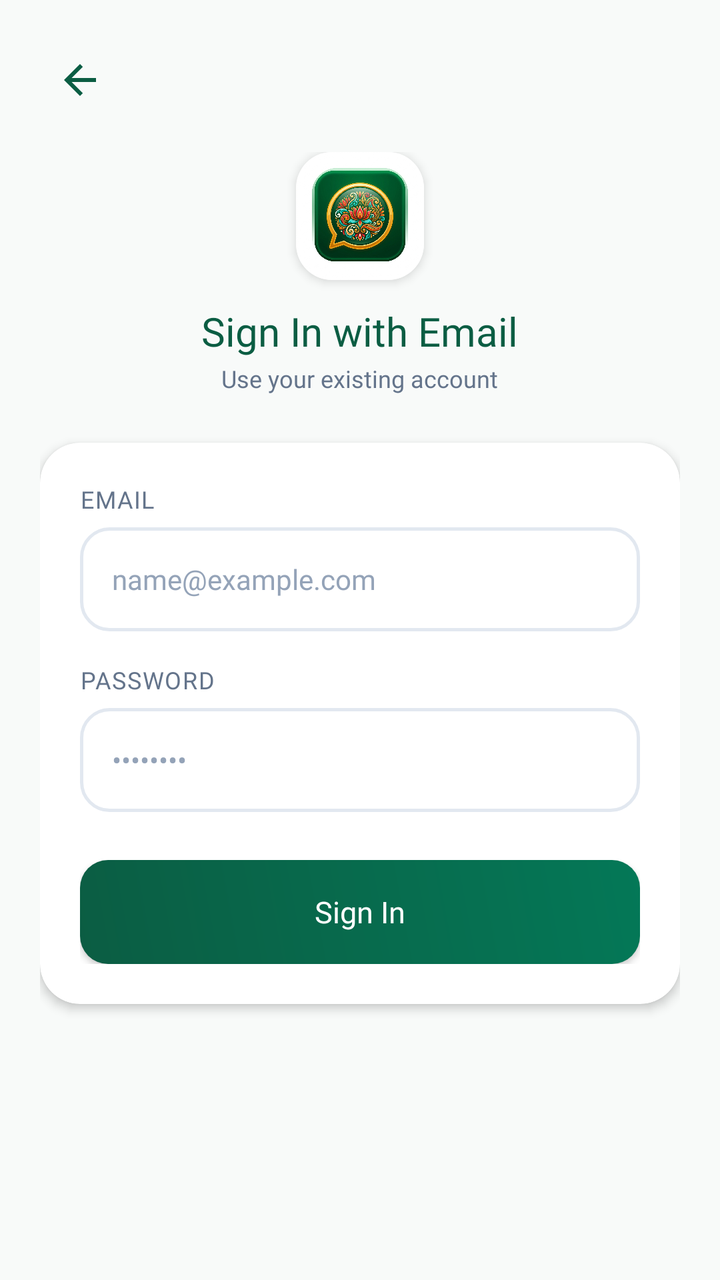
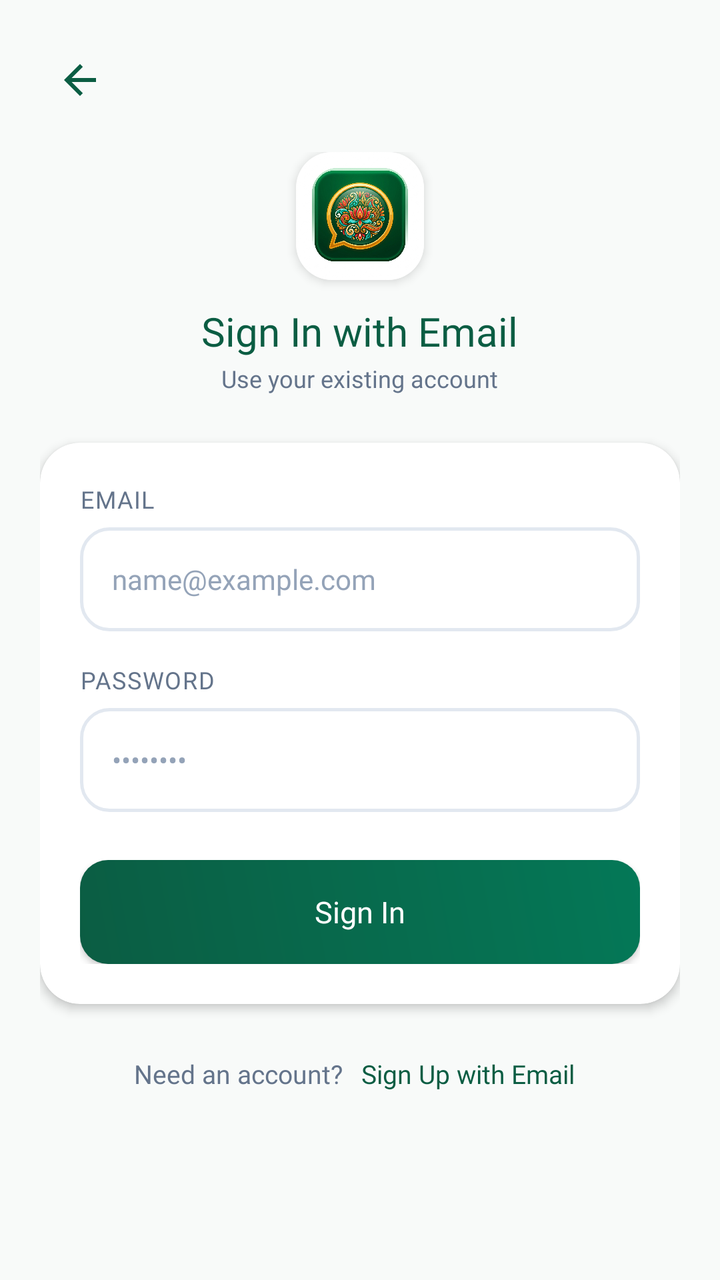

Two renders of the same Android screen: before a commit and after it. Below are the layout's source before the change and the commit's diff.
<!-- AndroidManifest.xml: application theme Theme.KotharBaksho -->
<!-- res/layout/activity_email_login.xml -->
<?xml version="1.0" encoding="utf-8"?>
<ScrollView xmlns:android="http://schemas.android.com/apk/res/android"
    xmlns:app="http://schemas.android.com/apk/res-auto"
    xmlns:tools="http://schemas.android.com/tools"
    android:layout_width="match_parent"
    android:layout_height="match_parent"
    android:background="@color/bg_main"
    android:fillViewport="true">

    <androidx.constraintlayout.widget.ConstraintLayout
        android:layout_width="match_parent"
        android:layout_height="wrap_content"
        android:paddingHorizontal="20dp"
        android:paddingVertical="20dp">

        <ImageView
            android:id="@+id/btnBackEmail"
            android:layout_width="40dp"
            android:layout_height="40dp"
            android:background="?attr/selectableItemBackgroundBorderless"
            android:padding="8dp"
            android:src="@drawable/ic_back_arrow"
            app:layout_constraintStart_toStartOf="parent"
            app:layout_constraintTop_toTopOf="parent"
            app:tint="@color/primary" />

        <LinearLayout
            android:id="@+id/emailHeader"
            android:layout_width="match_parent"
            android:layout_height="wrap_content"
            android:layout_marginTop="16dp"
            android:gravity="center"
            android:orientation="vertical"
            app:layout_constraintEnd_toEndOf="parent"
            app:layout_constraintStart_toStartOf="parent"
            app:layout_constraintTop_toBottomOf="@id/btnBackEmail">

            <androidx.cardview.widget.CardView
                android:layout_width="64dp"
                android:layout_height="64dp"
                app:cardCornerRadius="18dp"
                app:cardElevation="3dp">

                <ImageView
                    android:layout_width="match_parent"
                    android:layout_height="match_parent"
                    android:scaleType="centerCrop"
                    android:src="@drawable/app_logo" />
            </androidx.cardview.widget.CardView>

            <TextView
                android:layout_width="wrap_content"
                android:layout_height="wrap_content"
                android:layout_marginTop="12dp"
                android:fontFamily="@font/poppins_bold"
                android:text="Sign In with Email"
                android:textColor="@color/primary"
                android:textSize="20sp" />

            <TextView
                android:layout_width="wrap_content"
                android:layout_height="wrap_content"
                android:layout_marginTop="2dp"
                android:fontFamily="@font/poppins_regular"
                android:text="Use your existing account"
                android:textColor="@color/text_secondary"
                android:textSize="12sp" />

        </LinearLayout>

        <androidx.cardview.widget.CardView
            android:id="@+id/cardEmailForm"
            android:layout_width="match_parent"
            android:layout_height="wrap_content"
            android:layout_marginTop="24dp"
            app:cardBackgroundColor="@color/surface_card"
            app:cardCornerRadius="20dp"
            app:cardElevation="3dp"
            app:layout_constraintEnd_toEndOf="parent"
            app:layout_constraintStart_toStartOf="parent"
            app:layout_constraintTop_toBottomOf="@id/emailHeader">

            <LinearLayout
                android:layout_width="match_parent"
                android:layout_height="wrap_content"
                android:orientation="vertical"
                android:padding="20dp">

                <TextView
                    android:layout_width="wrap_content"
                    android:layout_height="wrap_content"
                    android:fontFamily="@font/poppins_bold"
                    android:letterSpacing="0.05"
                    android:text="EMAIL"
                    android:textColor="@color/text_secondary"
                    android:textSize="12sp" />

                <EditText
                    android:id="@+id/etEmail"
                    android:layout_width="match_parent"
                    android:layout_height="52dp"
                    android:layout_marginTop="6dp"
                    android:background="@drawable/bg_input_field"
                    android:fontFamily="@font/poppins_regular"
                    android:hint="name@example.com"
                    android:inputType="textEmailAddress"
                    android:paddingHorizontal="16dp"
                    android:textColor="@color/text_primary"
                    android:textColorHint="@color/text_hint"
                    android:textSize="14sp" />

                <TextView
                    android:layout_width="wrap_content"
                    android:layout_height="wrap_content"
                    android:layout_marginTop="16dp"
                    android:fontFamily="@font/poppins_bold"
                    android:letterSpacing="0.05"
                    android:text="PASSWORD"
                    android:textColor="@color/text_secondary"
                    android:textSize="12sp" />

                <EditText
                    android:id="@+id/etPassword"
                    android:layout_width="match_parent"
                    android:layout_height="52dp"
                    android:layout_marginTop="6dp"
                    android:background="@drawable/bg_input_field"
                    android:fontFamily="@font/poppins_regular"
                    android:hint="••••••••"
                    android:inputType="textPassword"
                    android:paddingHorizontal="16dp"
                    android:textColor="@color/text_primary"
                    android:textColorHint="@color/text_hint"
                    android:textSize="14sp" />

                <FrameLayout
                    android:layout_width="match_parent"
                    android:layout_height="52dp"
                    android:layout_marginTop="24dp">

                    <androidx.appcompat.widget.AppCompatButton
                        android:id="@+id/btnEmailSignIn"
                        android:layout_width="match_parent"
                        android:layout_height="match_parent"
                        android:background="@drawable/bg_btn_primary"
                        android:fontFamily="@font/poppins_bold"
                        android:text="Sign In"
                        android:textAllCaps="false"
                        android:textColor="@color/white"
                        android:textSize="15sp" />

                    <ProgressBar
                        android:id="@+id/emailProgress"
                        android:layout_width="26dp"
                        android:layout_height="26dp"
                        android:layout_gravity="center"
                        android:indeterminateTint="@color/white"
                        android:visibility="gone" />

                </FrameLayout>

            </LinearLayout>

        </androidx.cardview.widget.CardView>

    </androidx.constraintlayout.widget.ConstraintLayout>

</ScrollView>
<!-- resources referenced by this layout -->
<resources>
  <color name="bg_main">#F8FAF9</color>
  <color name="primary">#0B5D43</color>
  <color name="surface_card">#FFFFFF</color>
  <color name="text_hint">#94A3B8</color>
  <color name="text_primary">#0F172A</color>
  <color name="text_secondary">#64748B</color>
  <color name="white">#FFFFFFFF</color>
  <!-- drawable app_logo: png bitmap (drawable-xhdpi, 474106 bytes) -->
  <!-- drawable bg_btn_primary (drawable) -->
  <?xml version="1.0" encoding="utf-8"?>
  <ripple xmlns:android="http://schemas.android.com/apk/res/android"
      android:color="#33FFFFFF">
      <item>
          <shape>
              <gradient
                  android:startColor="@color/primary"
                  android:endColor="@color/primary_variant"
                  android:angle="45" />
              <corners android:radius="14dp" />
          </shape>
      </item>
  </ripple>
  <!-- drawable bg_input_field (drawable) -->
  <?xml version="1.0" encoding="utf-8"?>
  <shape xmlns:android="http://schemas.android.com/apk/res/android">
      <solid android:color="@color/surface_card" />
      <stroke android:width="1.5dp" android:color="@color/divider_line" />
      <corners android:radius="14dp" />
  </shape>
  <!-- drawable ic_back_arrow (drawable) -->
  <vector xmlns:android="http://schemas.android.com/apk/res/android"
      android:width="24dp"
      android:height="24dp"
      android:viewportWidth="24"
      android:viewportHeight="24">
    <path
        android:fillColor="@android:color/white"
        android:pathData="M20,11H7.83l5.59,-5.59L12,4l-8,8 8,8 1.41,-1.41L7.83,13H20V11Z"/>
  </vector>
  <style name="Theme.KotharBaksho" parent="Theme.MaterialComponents.DayNight.NoActionBar">
          
          <item name="colorPrimary">@color/primary</item>
          <item name="colorPrimaryVariant">@color/primary_dark</item>
          <item name="colorOnPrimary">@color/white</item>
          
          <item name="colorSecondary">@color/accent_gold</item>
          <item name="colorSecondaryVariant">@color/accent_gold_dark</item>
          <item name="colorOnSecondary">@color/black</item>
          
          <item name="android:statusBarColor">@color/primary_dark</item>
          <item name="android:windowBackground">@color/bg_main</item>
      </style>
  <color name="primary_variant">#047857</color>
  <color name="divider_line">#E2E8F0</color>
  <color name="primary_dark">#064E3B</color>
  <color name="accent_gold">#F59E0B</color>
  <color name="accent_gold_dark">#D97706</color>
  <color name="black">#FF000000</color>
</resources>

<!-- the commit's change to res/layout/activity_email_login.xml (unified diff, before → after) -->
@@ -163,6 +163,37 @@
 
         </androidx.cardview.widget.CardView>
 
+        <LinearLayout
+            android:id="@+id/registerEmailLinkLayout"
+            android:layout_width="wrap_content"
+            android:layout_height="wrap_content"
+            android:layout_marginTop="20dp"
+            android:gravity="center"
+            android:orientation="horizontal"
+            app:layout_constraintEnd_toEndOf="parent"
+            app:layout_constraintStart_toStartOf="parent"
+            app:layout_constraintTop_toBottomOf="@id/cardEmailForm">
+
+            <TextView
+                android:layout_width="wrap_content"
+                android:layout_height="wrap_content"
+                android:fontFamily="@font/poppins_regular"
+                android:text="Need an account? "
+                android:textColor="@color/text_secondary"
+                android:textSize="13sp" />
+
+            <TextView
+                android:id="@+id/tvEmailSignUp"
+                android:layout_width="wrap_content"
+                android:layout_height="wrap_content"
+                android:fontFamily="@font/poppins_bold"
+                android:padding="6dp"
+                android:text="Sign Up with Email"
+                android:textColor="@color/primary"
+                android:textSize="13sp" />
+
+        </LinearLayout>
+
     </androidx.constraintlayout.widget.ConstraintLayout>
 
 </ScrollView>
